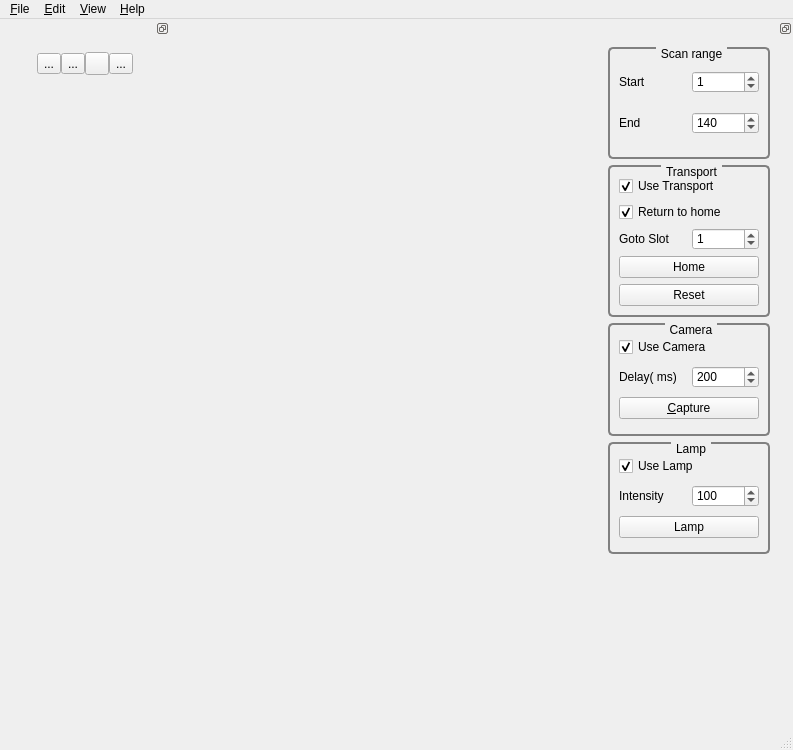
Before: the Qt Designer form qt-mechascan/mainwindow.ui in codebuk/mechascan, drawn with Qt 5.
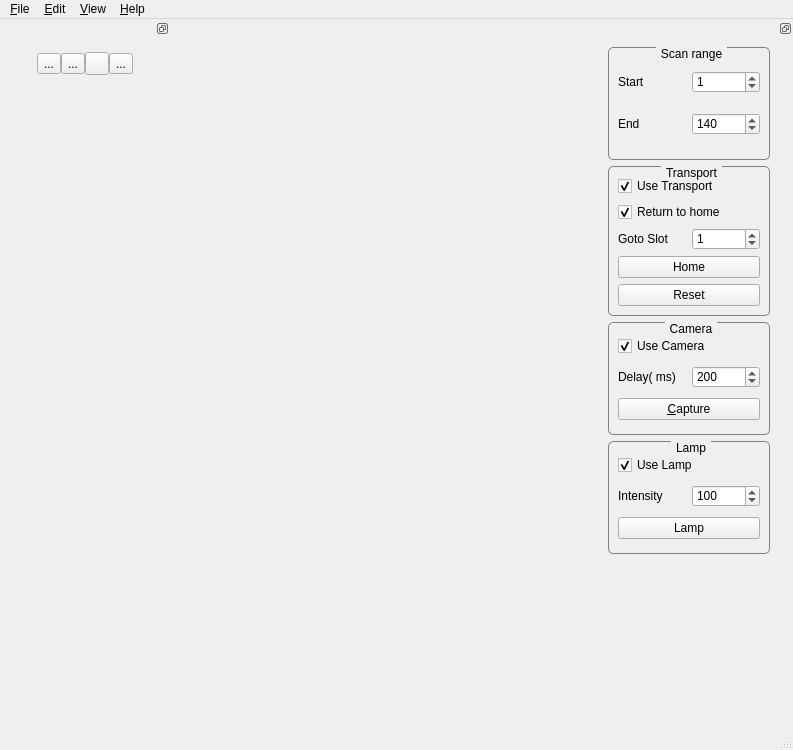
After: the same form once the commit is applied. Icons and pictures are not drawn.

```diff
--- a/qt-mechascan/mainwindow.ui
+++ b/qt-mechascan/mainwindow.ui
@@ -314,7 +314,7 @@
           <widget class="QGroupBox" name="groupBox">
            <property name="styleSheet">
             <string notr="true">QGroupBox {
-    border: 2px solid gray;
+    border: 1px solid gray;
     border-radius: 5px;
     margin-top: 1ex; /* leave space at the top for the title */
 }
@@ -421,7 +421,7 @@
           <widget class="QGroupBox" name="groupBox_2">
            <property name="styleSheet">
             <string notr="true">QGroupBox {
-    border: 2px solid gray;
+    border: 1px solid gray;
     border-radius: 5px;
     margin-top: 1ex; /* leave space at the top for the title */
 }
@@ -490,7 +490,7 @@
           <widget class="QGroupBox" name="groupBox_3">
            <property name="styleSheet">
             <string notr="true">QGroupBox {
-    border: 2px solid gray;
+    border: 1px solid gray;
     border-radius: 5px;
     margin-top: 1ex; /* leave space at the top for the title */
 }
@@ -562,7 +562,7 @@
           <widget class="QGroupBox" name="groupBox_4">
            <property name="styleSheet">
             <string notr="true">QGroupBox {
-    border: 2px solid gray;
+    border: 1px solid gray;
     border-radius: 5px;
     margin-top: 1ex; /* leave space at the top for the title */
 }
```
